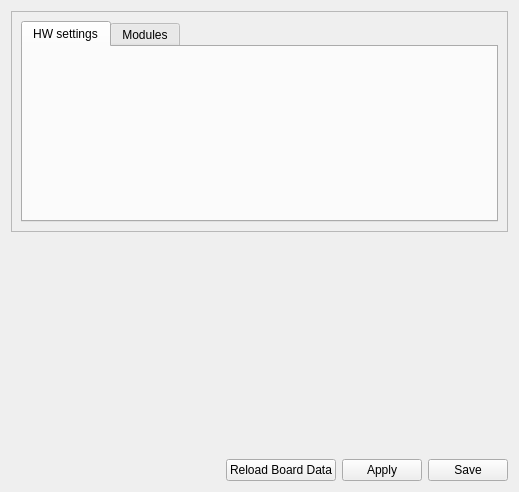
TauLabs/TauLabs, file ground/gcs/src/plugins/config/defaulthwsettings.ui: the form before one commit.
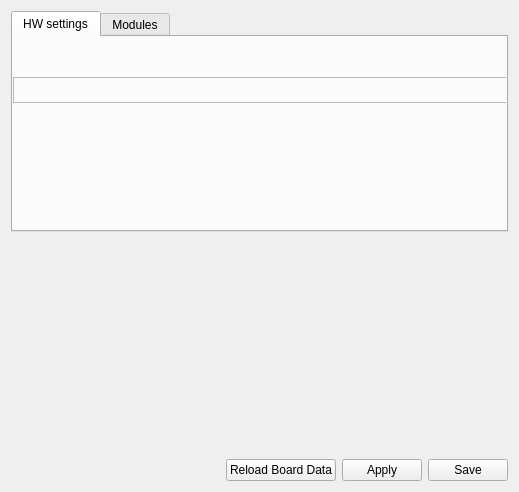
The form after the commit. Icons and pictures are not drawn.

Commit message: Fixed widget error. Module tab now loads properly.

Patch:
```diff
--- a/ground/gcs/src/plugins/config/defaulthwsettings.ui
+++ b/ground/gcs/src/plugins/config/defaulthwsettings.ui
@@ -15,15 +15,6 @@
   </property>
   <layout class="QVBoxLayout" name="verticalLayout">
    <item>
-    <widget class="QFrame" name="portSettingsFrame">
-     <property name="frameShape">
-      <enum>QFrame::StyledPanel</enum>
-     </property>
-     <property name="frameShadow">
-      <enum>QFrame::Raised</enum>
-     </property>
-     <layout class="QVBoxLayout" name="verticalLayout_2">
-      <item>
        <widget class="QTabWidget" name="tabWidget">
         <property name="currentIndex">
          <number>0</number>
@@ -32,15 +23,32 @@
          <attribute name="title">
           <string>HW settings</string>
          </attribute>
-        </widget>
-        <widget class="QWidget" name="modules">
+      <widget class="QFrame" name="settingsFrame">
+       <property name="geometry">
+        <rect>
+         <x>0</x>
+         <y>40</y>
+         <width>495</width>
+         <height>26</height>
+        </rect>
+       </property>
+       <property name="frameShape">
+        <enum>QFrame::StyledPanel</enum>
+       </property>
+       <property name="frameShadow">
+        <enum>QFrame::Raised</enum>
+       </property>
+       <layout class="QVBoxLayout" name="verticalLayout_2"/>
+      </widget>
+      <zorder>settingsFrame</zorder>
+      <zorder>settingsFrame</zorder>
+      <zorder>settingsFrame</zorder>
+     </widget>
+     <widget class="QWidget" name="modules_placeholder">
          <attribute name="title">
           <string>Modules</string>
          </attribute>
         </widget>
-       </widget>
-      </item>
-     </layout>
     </widget>
    </item>
    <item>
```
Lines whose indentation alone changed are shown as unchanged. The commit also changes 4 other files.
